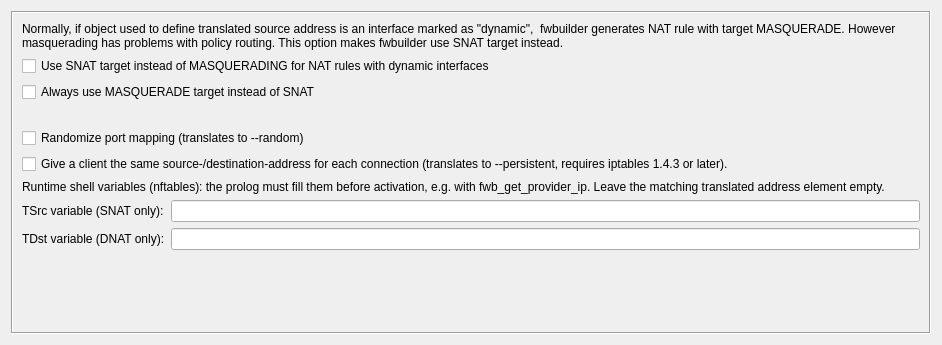
Above: src/libgui/natruleoptionsdialog_q.ui from haubentaucher/fwbuilder before the change. Below: the same form after it.
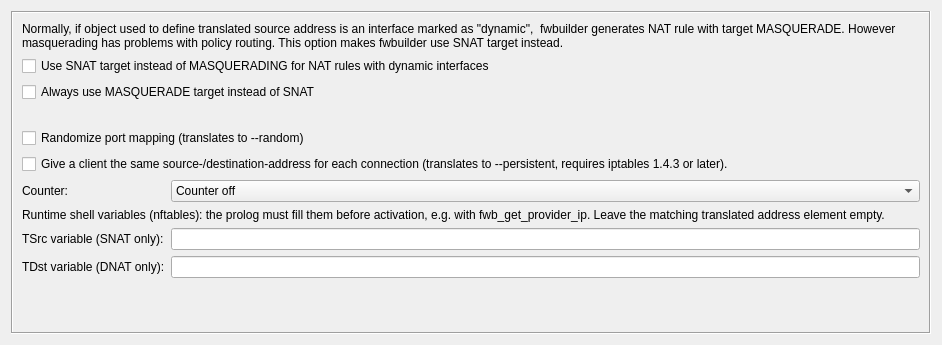
That is the form after the change. The open tabs and pages were chosen to show the change.

Commit message: nftables: per-rule counter statement for policy, mangle and NAT rules

```diff
--- a/src/libgui/natruleoptionsdialog_q.ui
+++ b/src/libgui/natruleoptionsdialog_q.ui
@@ -135,7 +135,31 @@
          </property>
         </widget>
        </item>
-       <item row="6" column="0" colspan="2">
+       <item row="6" column="0">
+        <widget class="QLabel" name="label_counter">
+         <property name="text">
+          <string>Counter:</string>
+         </property>
+        </widget>
+       </item>
+       <item row="6" column="1">
+        <widget class="QComboBox" name="nft_counter">
+         <property name="toolTip">
+          <string>Count packets and bytes matching this rule by adding the nftables counter statement to it.</string>
+         </property>
+         <item>
+          <property name="text">
+           <string>Counter off</string>
+          </property>
+         </item>
+         <item>
+          <property name="text">
+           <string>Counter on</string>
+          </property>
+         </item>
+        </widget>
+       </item>
+       <item row="7" column="0" colspan="2">
         <widget class="QLabel" name="label_runtime_vars">
          <property name="text">
           <string>Runtime shell variables (nftables): the prolog must fill them before activation, e.g. with fwb_get_provider_ip. Leave the matching translated address element empty.</string>
@@ -148,35 +172,35 @@
          </property>
         </widget>
        </item>
-       <item row="7" column="0">
+       <item row="8" column="0">
         <widget class="QLabel" name="label_tsrc_runtime_var">
          <property name="text">
           <string>TSrc variable (SNAT only):</string>
          </property>
         </widget>
        </item>
-       <item row="7" column="1">
+       <item row="8" column="1">
         <widget class="QLineEdit" name="tsrc_runtime_var_edit">
          <property name="toolTip">
           <string>Shell variable name (without $) that holds the translated source IPv4 address at activation time, e.g. provider_ip. Only for SNAT rules with empty Translated Source.</string>
          </property>
         </widget>
        </item>
-       <item row="8" column="0">
+       <item row="9" column="0">
         <widget class="QLabel" name="label_tdst_runtime_var">
          <property name="text">
           <string>TDst variable (DNAT only):</string>
          </property>
         </widget>
        </item>
-       <item row="8" column="1">
+       <item row="9" column="1">
         <widget class="QLineEdit" name="tdst_runtime_var_edit">
          <property name="toolTip">
           <string>Shell variable name (without $) that holds the translated destination IPv4 address at activation time, e.g. provider_ip. Only for DNAT rules with empty Translated Destination.</string>
          </property>
         </widget>
        </item>
-       <item row="9" column="1">
+       <item row="10" column="1">
         <spacer name="verticalSpacer">
          <property name="orientation">
           <enum>Qt::Vertical</enum>
```
The commit also changes 9 other files.
